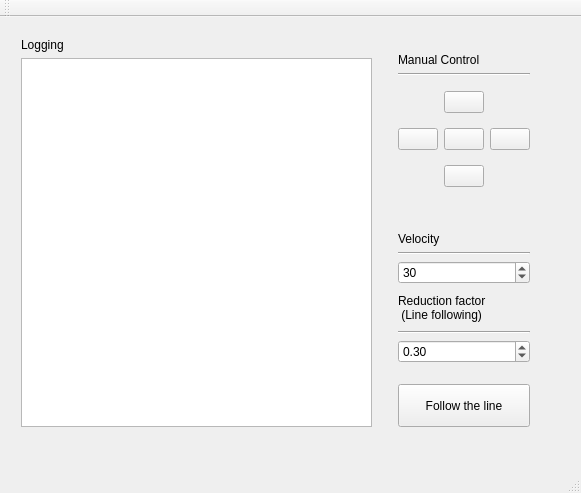
First picture: the form in mainwindow.ui, repository MarvinStuede/pms, before the edit.
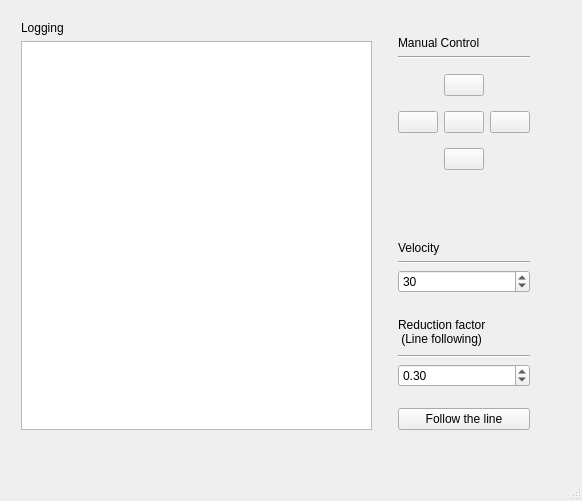
Second picture: the form after the edit. Icons and pictures are not drawn.

Commit message: Geringe GUI Anpassungen

Patch:
```diff
--- a/mainwindow.ui
+++ b/mainwindow.ui
@@ -6,8 +6,8 @@
    <rect>
     <x>0</x>
     <y>0</y>
-    <width>581</width>
-    <height>493</height>
+    <width>582</width>
+    <height>501</height>
    </rect>
   </property>
   <property name="minimumSize">
@@ -32,7 +32,7 @@
       <x>10</x>
       <y>10</y>
       <width>551</width>
-      <height>411</height>
+      <height>431</height>
      </rect>
     </property>
     <layout class="QHBoxLayout" name="horizontalLayout">
@@ -233,7 +233,7 @@
           <enum>Qt::Vertical</enum>
          </property>
          <property name="sizeType">
-          <enum>QSizePolicy::Fixed</enum>
+          <enum>QSizePolicy::Expanding</enum>
          </property>
          <property name="sizeHint" stdset="0">
           <size>
@@ -267,6 +267,22 @@
          </property>
         </widget>
        </item>
+       <item>
+        <spacer name="verticalSpacer_6">
+         <property name="orientation">
+          <enum>Qt::Vertical</enum>
+         </property>
+         <property name="sizeType">
+          <enum>QSizePolicy::Fixed</enum>
+         </property>
+         <property name="sizeHint" stdset="0">
+          <size>
+           <width>20</width>
+           <height>15</height>
+          </size>
+         </property>
+        </spacer>
+       </item>
        <item>
         <widget class="QLabel" name="label_4">
          <property name="minimumSize">
@@ -302,7 +318,7 @@
         </widget>
        </item>
        <item>
-        <spacer name="verticalSpacer_6">
+        <spacer name="verticalSpacer_8">
          <property name="orientation">
           <enum>Qt::Vertical</enum>
          </property>
@@ -320,7 +336,7 @@
        <item>
         <widget class="QPushButton" name="btnLine">
          <property name="sizePolicy">
-          <sizepolicy hsizetype="Minimum" vsizetype="Expanding">
+          <sizepolicy hsizetype="Minimum" vsizetype="Fixed">
            <horstretch>0</horstretch>
            <verstretch>0</verstretch>
           </sizepolicy>
@@ -362,14 +378,6 @@
    </property>
   </widget>
   <widget class="QStatusBar" name="statusBar"/>
-  <widget class="QToolBar" name="mainToolBar">
-   <attribute name="toolBarArea">
-    <enum>TopToolBarArea</enum>
-   </attribute>
-   <attribute name="toolBarBreak">
-    <bool>false</bool>
-   </attribute>
-  </widget>
  </widget>
  <layoutdefault spacing="6" margin="11"/>
  <resources/>
```
Left out of the diff: 4 changed lines with no effect on the pictures.
